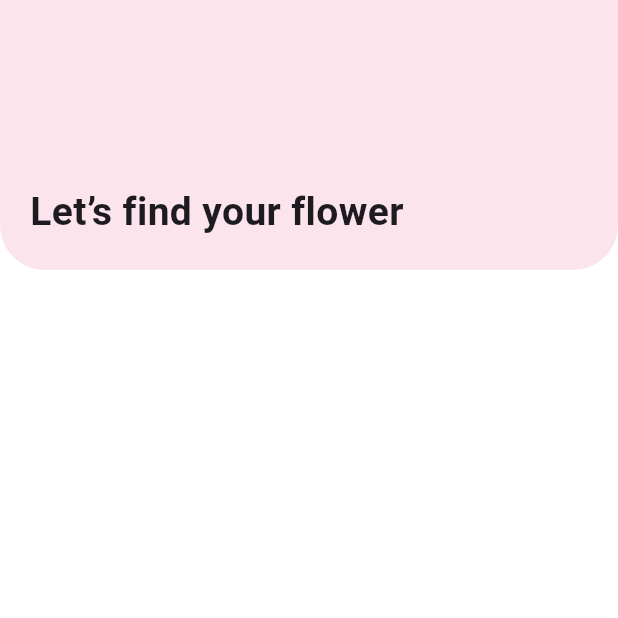
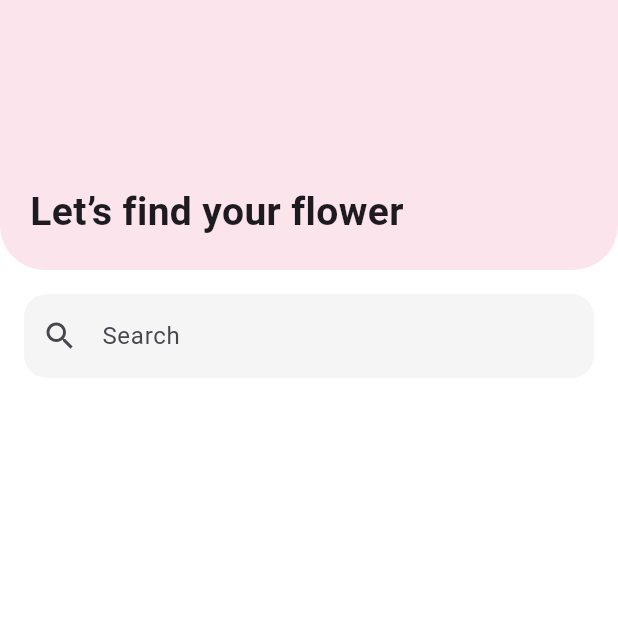
Before and after one commit to resha-ad/petals_by_you_mobileapp, a Flutter app: the HomeScreen screen opened directly, on a phone screen of 412 x 824 dp, the top half of it. Run offline on Flutter 3.47's test engine with Material 3 defaults, Android fonts, the phone set to English and light mode, and no system bars.

Commit message:
added search bar widget into home screen

```diff
--- a/lib/screens/home_screen.dart
+++ b/lib/screens/home_screen.dart
@@ -1,5 +1,6 @@
 import 'package:flutter/material.dart';
 import 'package:sprint1_project/widgets/home_header_widget.dart';
+import 'package:sprint1_project/widgets/search_bar_widget.dart';
 
 class HomeScreen extends StatelessWidget {
   const HomeScreen({super.key});
@@ -8,7 +9,7 @@ class HomeScreen extends StatelessWidget {
   Widget build(BuildContext context) {
     return Scaffold(
       backgroundColor: Colors.white,
-      body: Column(children: const [HomeHeader()]),
+      body: Column(children: const [HomeHeader(), SearchBarWidget()]),
     );
   }
 }
```
